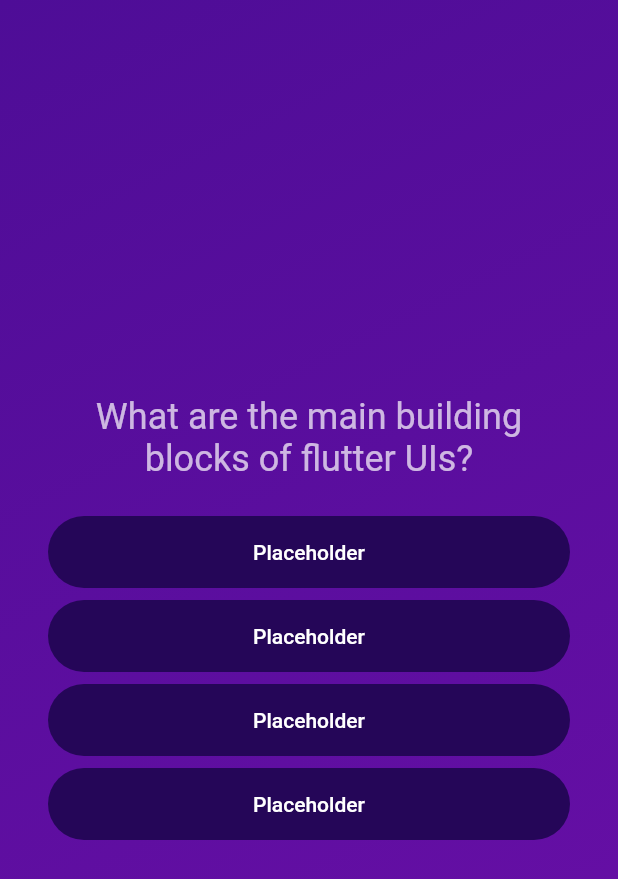
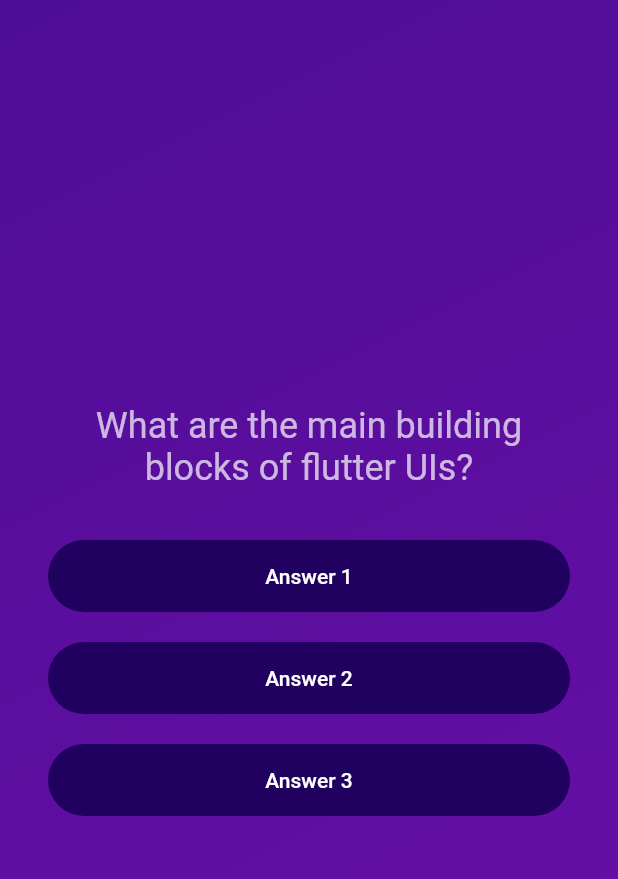
Before and after one commit to angelo-filho/flutter-quiz, a Flutter app: the screen it shows after launch, after a tap on "Start Quiz", on a phone screen of 412 x 824 dp. Shown: the top 879 px of the screen. Run offline on Flutter 3.47's test engine with Material 2 defaults, Android fonts, the phone set to English and light mode, and no system bars.

Commit message:
feat: add answer button widget

```diff
--- a/lib/screens/questions_screen.dart
+++ b/lib/screens/questions_screen.dart
@@ -1,3 +1,4 @@
+import 'package:adv_basics/widgets/answer_button.dart';
 import 'package:flutter/material.dart';
 
 class QuestionsScreen extends StatefulWidget {
@@ -25,37 +26,9 @@ class _QuestionsScreenState extends State<QuestionsScreen> {
               ),
             ),
             const SizedBox(height: 24),
-            FilledButton(
-              onPressed: () {},
-              style: FilledButton.styleFrom(
-                  minimumSize: const Size.fromHeight(48),
-                  backgroundColor: const Color.fromARGB(255, 37, 6, 88)),
-              child: const Text("Placeholder"),
-            ),
-            const SizedBox(height: 8),
-            FilledButton(
-              onPressed: () {},
-              style: FilledButton.styleFrom(
-                  minimumSize: const Size.fromHeight(48),
-                  backgroundColor: const Color.fromARGB(255, 37, 6, 88)),
-              child: const Text("Placeholder"),
-            ),
-            const SizedBox(height: 8),
-            FilledButton(
-              onPressed: () {},
-              style: FilledButton.styleFrom(
-                  minimumSize: const Size.fromHeight(48),
-                  backgroundColor: const Color.fromARGB(255, 37, 6, 88)),
-              child: const Text("Placeholder"),
-            ),
-            const SizedBox(height: 8),
-            FilledButton(
-              onPressed: () {},
-              style: FilledButton.styleFrom(
-                  minimumSize: const Size.fromHeight(48),
-                  backgroundColor: const Color.fromARGB(255, 37, 6, 88)),
-              child: const Text("Placeholder"),
-            ),
+            AnswerButton("Answer 1", () {}),
+            AnswerButton("Answer 2", () {}),
+            AnswerButton("Answer 3", () {}),
           ],
         ),
       ),
--- /dev/null
+++ b/lib/widgets/answer_button.dart
@@ -0,0 +1,24 @@
+import 'package:flutter/material.dart';
+
+class AnswerButton extends StatelessWidget {
+  const AnswerButton(this.answerText, this.onTap, {super.key});
+
+  final String answerText;
+  final void Function() onTap;
+
+  @override
+  Widget build(BuildContext context) {
+    return Padding(
+      padding: const EdgeInsets.symmetric(vertical: 10),
+      child: FilledButton(
+        onPressed: onTap,
+        style: FilledButton.styleFrom(
+          minimumSize: const Size.fromHeight(48),
+          backgroundColor: const Color.fromARGB(255, 33, 1, 95),
+          foregroundColor: Colors.white,
+        ),
+        child: Text(answerText),
+      ),
+    );
+  }
+}
```
